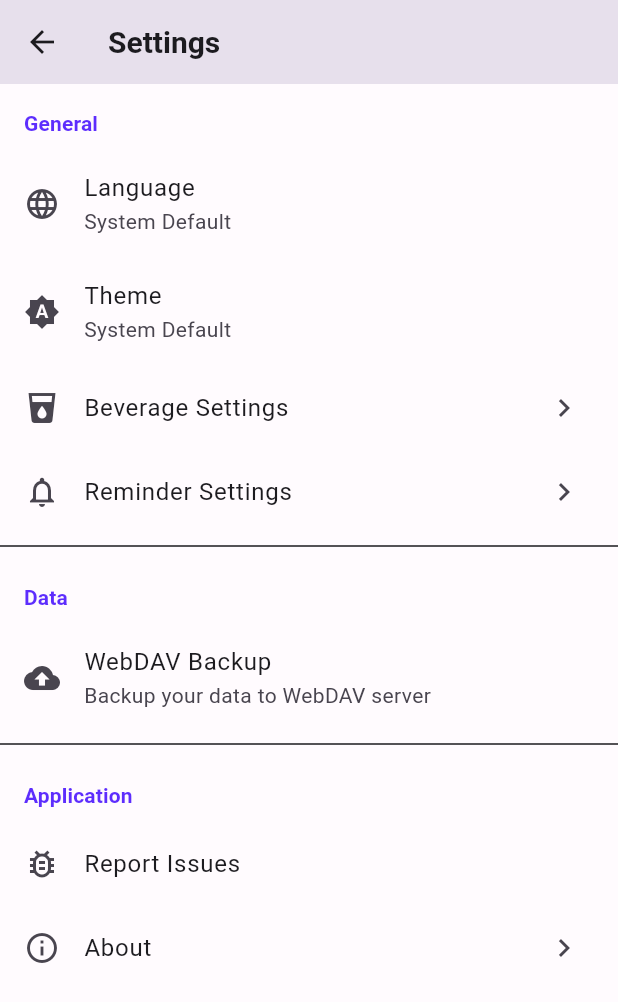
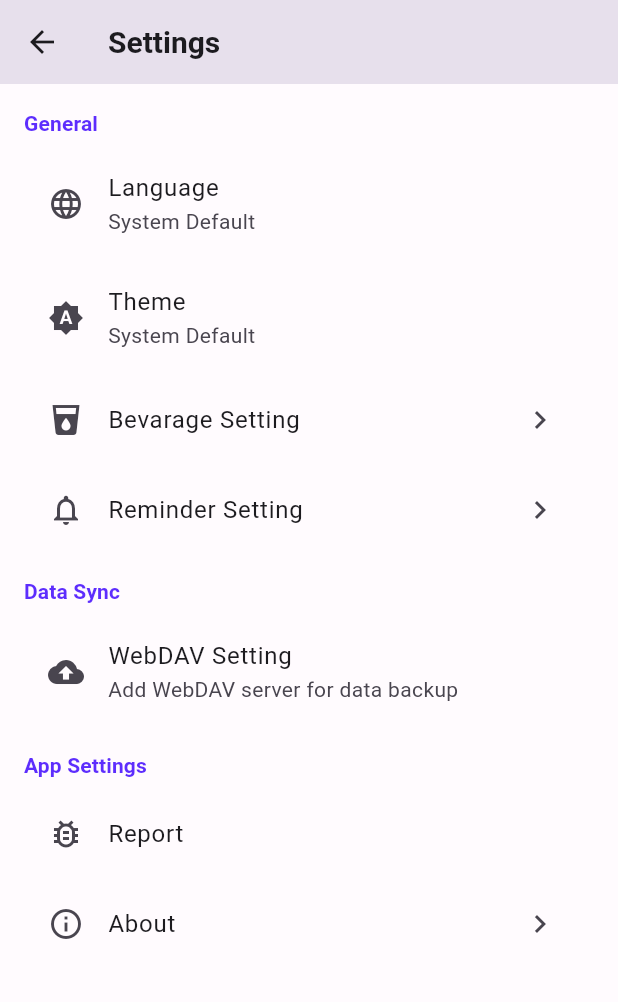
Before and after one commit to Mahoo12138/water_tracking, a Flutter app: the SettingsPage screen opened directly, on a phone screen of 412 x 824 dp. Shown: the top 1002 px of the screen. Run offline on Flutter 3.47's test engine with Material 3 defaults, Android fonts, the light colour scheme and no system bars; drawn by our look-alikes of dynamic_color; our stand-ins replace auto_size_text, device_info_plus, easy_localization, flutter_hooks, go_router, hooks_riverpod and 5 more; missing offline and left inert: bitsdojo_window, easy_localization_loader, flutter_adaptive_scaffold, flutter_displaymode; accounts and stored records are empty; generated files the repository leaves out were written again; statements that could not run were skipped.

Commit message:
feat(settings): 调整设置页面并添加新功能
- 添加主题设置功能
- 新增语言设置功能
- 增加 WebDAV 备份设置
- 优化设置页面布局和样式
- 添加更多设置项，包括通用设置、饮品设置、提醒设置等
- 更新国际化文案

```diff
--- a/assets/translations/en-US.json
+++ b/assets/translations/en-US.json
@@ -93,6 +93,35 @@
   "aboutBugReport": "BUG Report",
   "mediaTypeImage": "Image",
   "mediaTypeAudio": "Audio",
-  "mediaTypeVideo": "Video",
-  "language": "Language"
+  "theme": {
+    "label": "Theme",
+    "light": "Light",
+    "dark": "Dark",
+    "default": "System Default",
+    "chooseTheme": "Choose Theme"
+  },
+  "language": "Language",
+  "beverage": {
+    "settings": "Bevarage Setting",
+    "add": "Add Bevarage"
+  },
+  "reminder": {
+    "settings": "Reminder Setting",
+    "add": "Add Reminder"
+  },
+  "sync": {
+    "settings": "Data Sync",
+    "webdav": {
+      "settings": "WebDAV Setting",
+      "description": "Add WebDAV server for data backup"
+    }
+  },
+  "general": {
+    "settings": "General"
+  },
+  "app": {
+    "settings": "App Settings",
+    "report": "Report",
+    "about": "About"
+  }
 }
--- a/lib/pages/settings/screen.dart
+++ b/lib/pages/settings/screen.dart
@@ -23,9 +23,9 @@ class SettingsPage extends HookWidget {
 
     // 主题选项
     final themeOptions = [
-      {'value': 'system', 'label': 'System Default', 'icon': Icons.brightness_auto},
-      {'value': 'light', 'label': 'Light', 'icon': Icons.light_mode},
-      {'value': 'dark', 'label': 'Dark', 'icon': Icons.dark_mode},
+      {'value': 'system', 'label': 'theme.default'.tr(), 'icon': Icons.brightness_auto},
+      {'value': 'light', 'label': 'theme.light'.tr(), 'icon': Icons.light_mode},
+      {'value': 'dark', 'label': 'theme.dark'.tr(), 'icon': Icons.dark_mode},
     ];
 
     // 初始化设置
@@ -66,8 +66,16 @@ class SettingsPage extends HookWidget {
       body: ListView(
         children: [
           // 通用设置
-          _buildSectionHeader(context, 'General'.tr()),
-          ListTile(
+          _buildSectionHeader(context, 'general.settings'.tr()),
+          Padding(
+            padding: const EdgeInsets.symmetric(horizontal: 16),
+            child: Column(
+              children: [
+                ClipRRect(
+                  borderRadius: BorderRadius.circular(12),
+                  child: Material(
+                    color: Colors.transparent,
+                    child: ListTile(
                       leading: const Icon(Icons.language),
                       title: Text('language'.tr()),
                       subtitle: Text(
@@ -83,7 +91,8 @@ class SettingsPage extends HookWidget {
                             title: Text('Choose Language'.tr()),
                             content: Column(
                               mainAxisSize: MainAxisSize.min,
-                    children: languageOptions.map((option) => RadioListTile(
+                              children: languageOptions
+                                  .map((option) => RadioListTile(
                                         title: Text(option['label'] as String),
                                         value: option['value'],
                                         groupValue: language.value,
@@ -93,20 +102,28 @@ class SettingsPage extends HookWidget {
                                             Navigator.pop(context);
                                           }
                                         },
-                    )).toList(),
+                                      ))
+                                  .toList(),
                             ),
                           ),
                         );
                       },
                     ),
-          ListTile(
+                  ),
+                ),
+                const SizedBox(height: 4),
+                ClipRRect(
+                  borderRadius: BorderRadius.circular(12),
+                  child: Material(
+                    color: Colors.transparent,
+                    child: ListTile(
                       leading: Icon(
                         themeOptions.firstWhere(
                           (option) => option['value'] == theme.value,
                           orElse: () => themeOptions.first,
                         )['icon'] as IconData,
                       ),
-            title: const Text('Theme'),
+                      title: Text('theme.label'.tr()),
                       subtitle: Text(
                         themeOptions.firstWhere(
                           (option) => option['value'] == theme.value,
@@ -117,10 +134,11 @@ class SettingsPage extends HookWidget {
                         showDialog(
                           context: context,
                           builder: (context) => AlertDialog(
-                  title: const Text('Choose Theme'),
+                            title: Text('theme.chooseTheme'.tr()),
                             content: Column(
                               mainAxisSize: MainAxisSize.min,
-                    children: themeOptions.map((option) => RadioListTile(
+                              children: themeOptions
+                                  .map((option) => RadioListTile(
                                         title: Text(option['label'] as String),
                                         value: option['value'],
                                         groupValue: theme.value,
@@ -133,43 +151,77 @@ class SettingsPage extends HookWidget {
                                             Navigator.pop(context);
                                           }
                                         },
-                    )).toList(),
+                                      ))
+                                  .toList(),
                             ),
                           ),
                         );
                       },
                     ),
-          ListTile(
+                  ),
+                ),
+                const SizedBox(height: 4),
+                ClipRRect(
+                  borderRadius: BorderRadius.circular(12),
+                  child: Material(
+                    color: Colors.transparent,
+                    child: ListTile(
                       leading: const Icon(Icons.local_drink),
-            title: const Text('Beverage Settings'),
+                      title: Text('beverage.settings'.tr()),
                       trailing: const Icon(Icons.chevron_right),
                       onTap: () => context.push('/beverage'),
                     ),
-          ListTile(
+                  ),
+                ),
+                const SizedBox(height: 4),
+                ClipRRect(
+                  borderRadius: BorderRadius.circular(12),
+                  child: Material(
+                    color: Colors.transparent,
+                    child: ListTile(
                       leading: const Icon(Icons.notifications_outlined),
-            title: const Text('Reminder Settings'),
+                      title: Text('reminder.settings'.tr()),
                       trailing: const Icon(Icons.chevron_right),
                       onTap: () => context.push('/reminder'),
                     ),
-          const Divider(),
+                  ),
+                ),
+              ],
+            ),
+          ),
 
           // 数据设置
-          _buildSectionHeader(context, 'Data'),
-          ListTile(
+          _buildSectionHeader(context, 'sync.settings'.tr()),
+          Padding(
+            padding: const EdgeInsets.symmetric(horizontal: 16),
+            child: ClipRRect(
+              borderRadius: BorderRadius.circular(12),
+              child: Material(
+                color: Colors.transparent,
+                child: ListTile(
                   leading: const Icon(Icons.backup),
-            title: const Text('WebDAV Backup'),
-            subtitle: const Text('Backup your data to WebDAV server'),
+                  title: Text('sync.webdav.settings'.tr()),
+                  subtitle: Text('sync.webdav.description'.tr()),
                   onTap: () {
                     // TODO: 实现 WebDAV 备份功能
                   },
                 ),
-          const Divider(),
-
+              ),
+            ),
+          ),
           // 应用程序
-          _buildSectionHeader(context, 'Application'),
-          ListTile(
+          _buildSectionHeader(context, 'app.settings'.tr()),
+          Padding(
+            padding: const EdgeInsets.symmetric(horizontal: 16),
+            child: Column(
+              children: [
+                ClipRRect(
+                  borderRadius: BorderRadius.circular(12),
+                  child: Material(
+                    color: Colors.transparent,
+                    child: ListTile(
                       leading: const Icon(Icons.bug_report_outlined),
-            title: const Text('Report Issues'),
+                      title: Text('app.report'.tr()),
                       onTap: () async {
                         final Uri url = Uri.parse('https://github.com/Mahoo12138/water_tracking');
                         if (await canLaunchUrl(url)) {
@@ -177,11 +229,23 @@ class SettingsPage extends HookWidget {
                         }
                       },
                     ),
-          ListTile(
+                  ),
+                ),
+                const SizedBox(height: 4),
+                ClipRRect(
+                  borderRadius: BorderRadius.circular(12),
+                  child: Material(
+                    color: Colors.transparent,
+                    child: ListTile(
                       leading: const Icon(Icons.info_outline),
-            title: const Text('About'),
+                      title: Text('app.about'.tr()),
                       trailing: const Icon(Icons.chevron_right),
                       onTap: () => context.push('/about'),
+                    ),
+                  ),
+                ),
+              ],
+            ),
           ),
         ],
       ),
```
Also changed, not shown: assets/translations/zh-CN.json (+32 -2 lines). Lines whose indentation alone changed are shown as unchanged.
